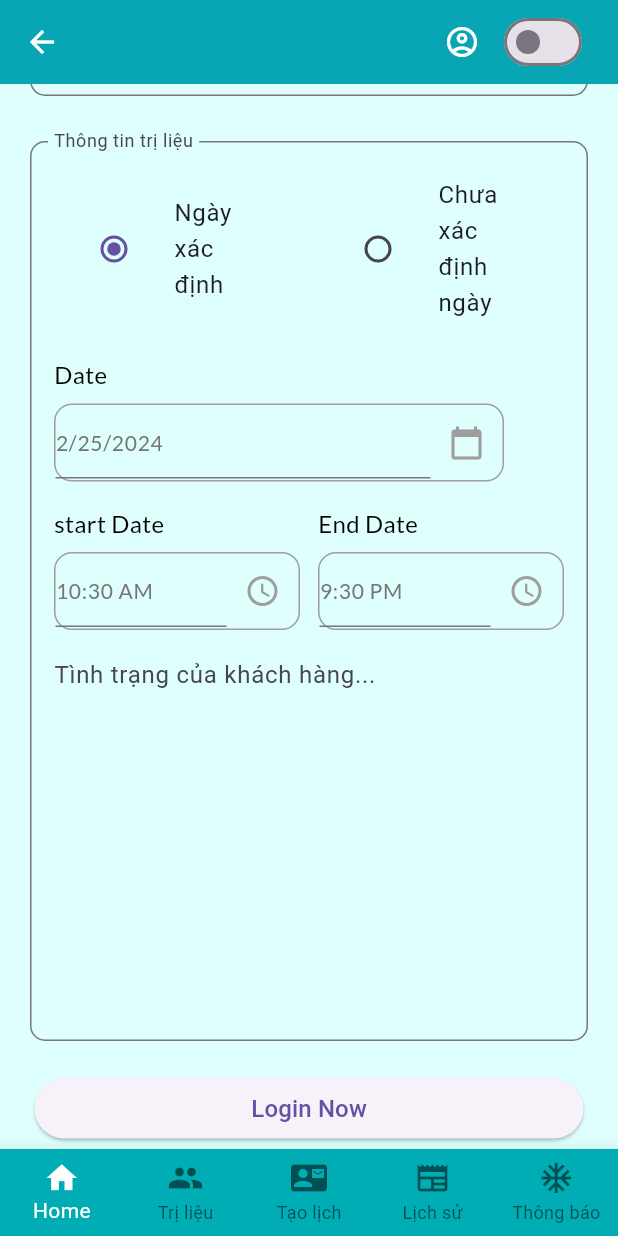
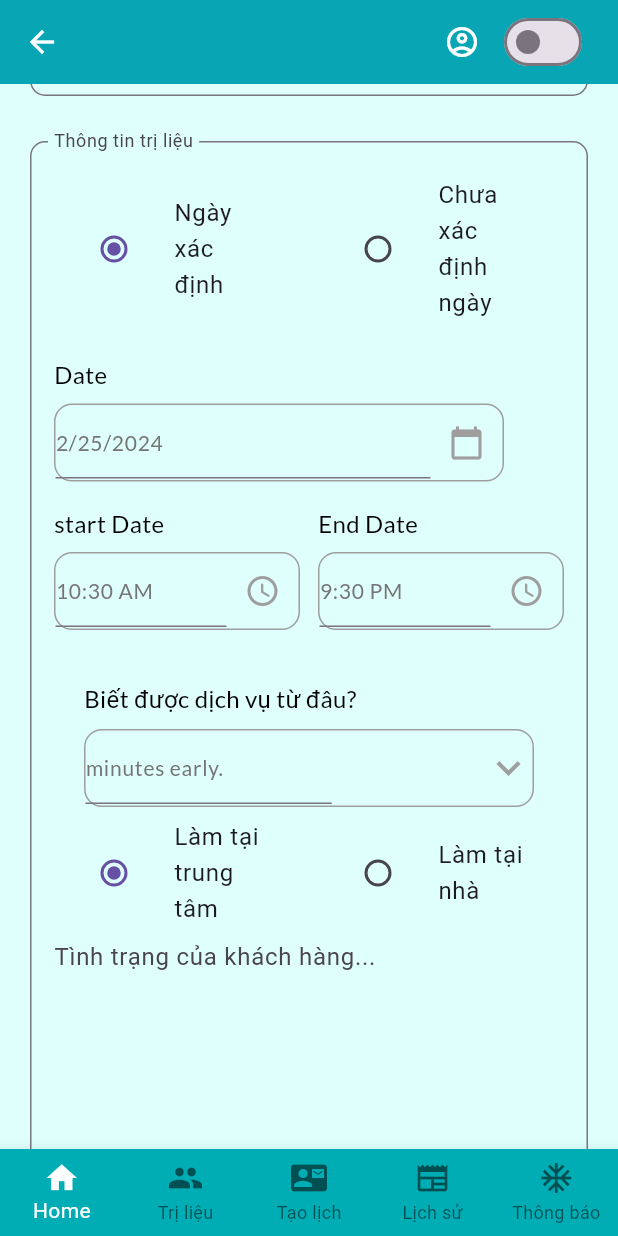
Before and after one commit to csf-whoami/moon-therapy, a Flutter app: the Order screen opened directly, scrolled down 532 dp, on a phone screen of 412 x 824 dp. Run offline on Flutter 3.47's test engine with Material 3 defaults, Android fonts, the phone set to English and light mode, and no system bars; our stand-ins replace date_picker_timeline, dio, flutter_dotenv, flutter_staggered_animations, get, google_fonts and 2 more; accounts and stored records are empty; network calls fail.

Commit message:
Update UI.

```diff
--- a/lib/features/main_app/screens/mobile/order.dart
+++ b/lib/features/main_app/screens/mobile/order.dart
@@ -2,6 +2,7 @@ import 'dart:convert';
 
 import 'package:flutter/material.dart';
 import 'package:flutter/services.dart';
+import 'package:get/get.dart';
 import 'package:intl/intl.dart';
 import 'package:moon/architect.dart';
 import 'package:moon/core/core.dart';
@@ -24,6 +25,7 @@ class Order extends StatefulWidget {
 class _orderState extends State<Order> {
   final OrderProvider _orderProvider = OrderProvider();
 
+  // User information.
   late String _requester;
   final TextEditingController _fullName = TextEditingController();
   final TextEditingController _phoneNo = TextEditingController();
@@ -32,14 +34,16 @@ class _orderState extends State<Order> {
   final TextEditingController _height = TextEditingController();
   final TextEditingController _weight = TextEditingController();
 
+  // Request information
+  final TextEditingController _orderDate = TextEditingController();
+  final TextEditingController _howToKnow = TextEditingController();
+  final TextEditingController _userStatus = TextEditingController();
+
   DateTime _selectedDate = DateTime.now();
   String _endTime = "9:30 PM";
   String _startTime = DateFormat("hh:mm a").format(DateTime.now()).toString();
 
-  List<int> remindList = [5, 10, 15, 20];
-
-  String _selectedRepeat = "None";
-  List<String> repeatList = ["None", "Daily", "Weekly", "Monthly"];
+  List<String> howToKnowList = ["Facebook", "Zalo", "Bạn bè giới thiệu"];
 
   int _selectedColor = 0;
   bool isLoading = false;
@@ -47,8 +51,12 @@ class _orderState extends State<Order> {
   late TextEditingController _controller;
   bool isExpanse = false;
 
+  // Xác định ngày điều trị
   final List<String> options = ["Active", "NotActive"];
   late String currentOption = options[0];
+  // Dịch vụ trị liệu
+  final List<String> services = ["Home", "Moon-office"];
+  late String _service = services[0];
 
   Future fetchAutoCompleteData() async {
     setState(() {
@@ -354,11 +362,75 @@ class _orderState extends State<Order> {
                                 title: "Ngày dự kiến",
                                 hint:
                                     "khoảng thời gian nào đó trong tuần? Hoặc là trong khoảng thời gian từ ngày nào đến ngày nào? ...",
-                                controller: _fullName,
+                                controller: _orderDate,
                               ),
                             ),
                       SizedBox(
                         height: 18,
+                      ),
+                      MyInputField(
+                        title: "Biết được dịch vụ từ đâu?",
+                        hint: "minutes early.",
+                        widget: DropdownButton(
+                          icon: Icon(
+                            Icons.keyboard_arrow_down,
+                            color: Colors.grey,
+                          ),
+                          iconSize: 32,
+                          elevation: 4,
+                          style: subTitleStyle,
+                          underline: Container(
+                            height: 0,
+                          ),
+                          items: howToKnowList.map<DropdownMenuItem<String>>((String value) {
+                            return DropdownMenuItem<String>(value: value, child: Text(value));
+                          }).toList(),
+                          onChanged: (String? val) {
+                            setState(() {
+                              // _selectedRemind = int.parse(val!);
+                              print(val);
+                            });
+                          },
+                        ),
+                        controller: _howToKnow,
+                      ),
+                      SizedBox(
+                        width: 16,
+                      ),
+                      Row(
+                        children: [
+                          Expanded(
+                            child: ListTile(
+                              title: const Text("Làm tại trung tâm"),
+                              leading: Radio(
+                                value: services[0],
+                                groupValue: _service,
+                                onChanged: (value) {
+                                  setState(() {
+                                    _service = value.toString();
+                                  });
+                                },
+                              ),
+                            ),
+                          ),
+                          SizedBox(
+                            width: 12,
+                          ),
+                          Expanded(
+                            child: ListTile(
+                              title: const Text("Làm tại nhà"),
+                              leading: Radio(
+                                value: services[1],
+                                groupValue: _service,
+                                onChanged: (value) {
+                                  setState(() {
+                                    _service = value.toString();
+                                  });
+                                },
+                              ),
+                            ),
+                          ),
+                        ],
                       ),
                       Column(
                         crossAxisAlignment: CrossAxisAlignment.start,
@@ -367,6 +439,7 @@ class _orderState extends State<Order> {
                             maxLines: 10, //or null
                             decoration:
                                 InputDecoration.collapsed(hintText: "Tình trạng của khách hàng..."),
+                            controller: _userStatus,
                           ),
                         ],
                       ),
@@ -385,7 +458,7 @@ class _orderState extends State<Order> {
                     onPressed: () {
                       _validateDate();
                     },
-                    label: 'Login Now',
+                    label: 'Đăng ký',
                     stretch: true,
                   )
                 ],
@@ -404,16 +477,15 @@ class _orderState extends State<Order> {
 
   // TODO: Validate data.
   _validateDate() {
-    // if (_titleController!.text.isNotEmpty && _noteController!.text.isNotEmpty) {
-    //   print('Tap in here. And insert to DB');
-    //   // Add to database.
-    _addTaskToDB();
-    // } else if (_titleController!.text.isEmpty || _noteController!.text.isEmpty) {
-    //   Get.snackbar("Required", "All fields are required!!",
-    //       snackPosition: SnackPosition.BOTTOM,
-    //       backgroundColor: Colors.white,
-    //       icon: Icon(Icons.warning_amber_rounded));
-    // }
+    if (_fullName!.text.isNotEmpty && _phoneNo!.text.isNotEmpty && _address!.text.isNotEmpty) {
+      // Add to database.
+      _addTaskToDB();
+    } else if (_fullName!.text.isEmpty || _phoneNo!.text.isEmpty || _address!.text.isEmpty) {
+      Get.snackbar("Required", "All fields are required!!",
+          snackPosition: SnackPosition.BOTTOM,
+          backgroundColor: Colors.white,
+          icon: Icon(Icons.warning_amber_rounded));
+    }
   }
 
   // Date picker
```
